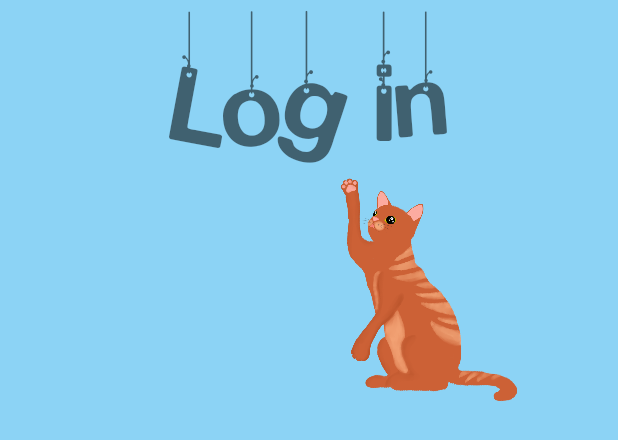
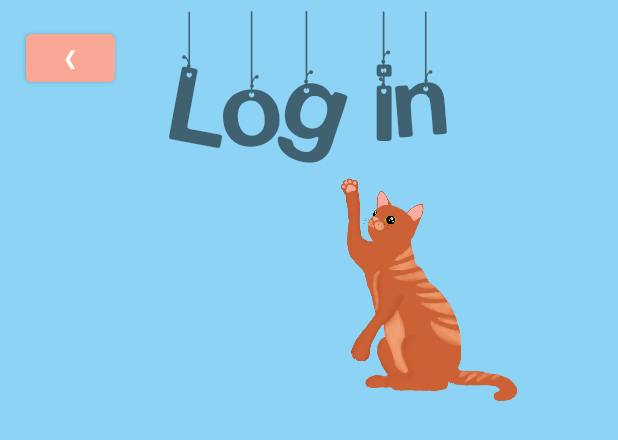
Before and after one commit to soniadeca28/APlaceForPaws, an Android app: the layout login_page.xml on its own in the app's theme, with its tools: preview values and no code run, on a phone screen of 412 x 824 dp. Shown: the top 440 px of the screen. Run offline under Robolectric (Android 15) with nearby library versions, the phone set to English and light mode, and no system bars.

Commit message:
Added back button

```diff
--- a/app/src/main/res/layout/login_page.xml
+++ b/app/src/main/res/layout/login_page.xml
@@ -32,4 +32,18 @@
         app:layout_constraintTop_toTopOf="parent"
         app:layout_constraintVertical_bias="0.122"
         app:srcCompat="@drawable/kitty" />
+
+    <Button
+        android:id="@+id/button"
+        android:layout_width="59dp"
+        android:layout_height="44dp"
+        android:backgroundTint="@color/peach"
+        android:text="@string/backButton"
+        app:layout_constraintBottom_toBottomOf="parent"
+        app:layout_constraintEnd_toEndOf="parent"
+        app:layout_constraintHorizontal_bias="0.05"
+        app:layout_constraintStart_toStartOf="parent"
+        app:layout_constraintTop_toTopOf="parent"
+        app:layout_constraintVertical_bias="0.021" />
+
 </androidx.constraintlayout.widget.ConstraintLayout>
--- a/app/src/main/res/values/strings.xml
+++ b/app/src/main/res/values/strings.xml
@@ -8,5 +8,6 @@
     <string name="welcome_text">Welcome to</string>
     <string name="underline">----------------------</string>
     <string name="loginText">Log in</string>
+    <string name="backButton">❮</string>
 
 </resources>
```
Also changed, not shown: app/src/main/res/drawable/roundedbutton.xml (added, +9 -0 lines).
